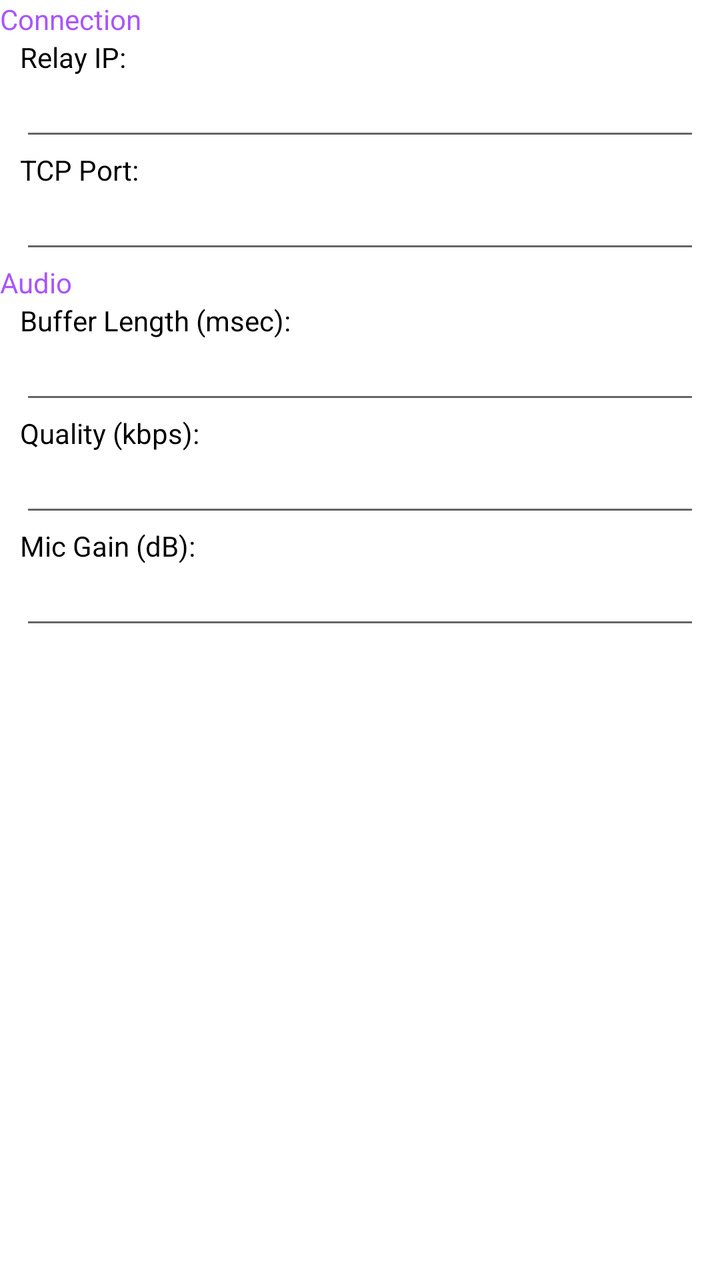
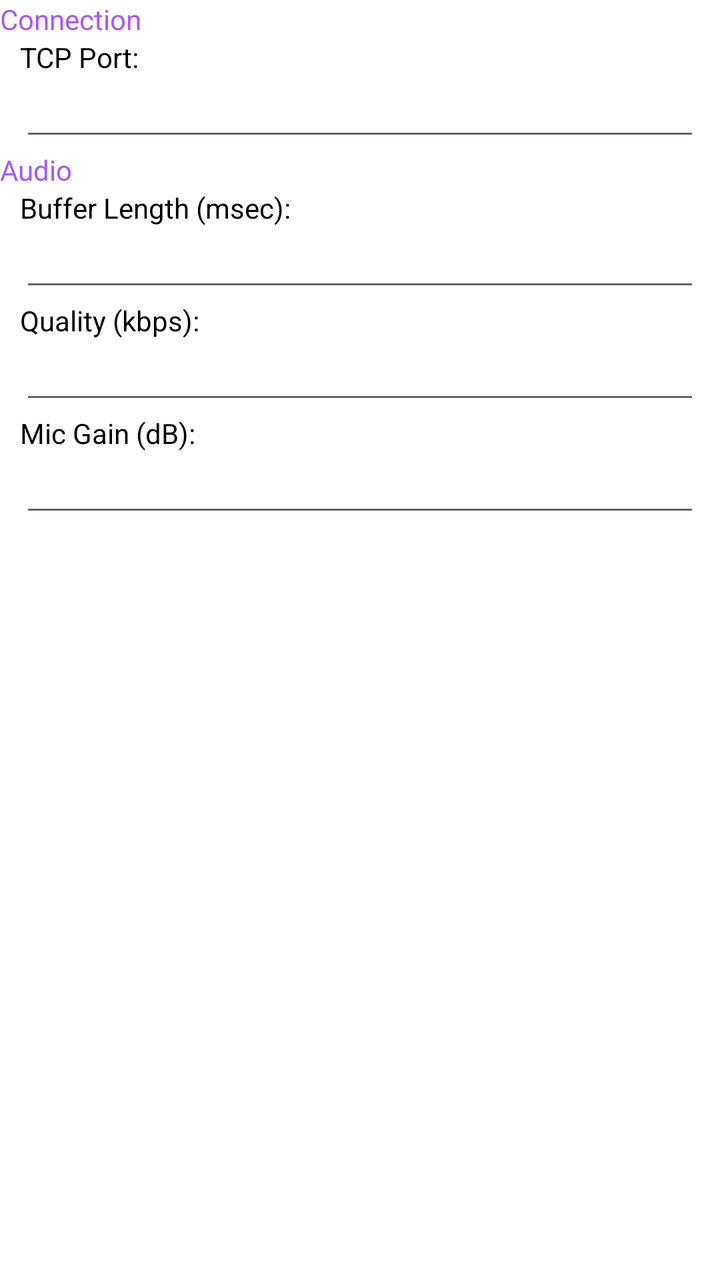

Screens rendered from an Android XML layout before and after an edit, with the pre-edit source and the edit as a unified diff.
<!-- AndroidManifest.xml: application theme AppTheme -->
<!-- res/layout/settings.xml -->
<ScrollView xmlns:android="http://schemas.android.com/apk/res/android"
	android:layout_width="match_parent"
	android:layout_height="match_parent">

	<LinearLayout
		android:layout_width="match_parent"
		android:layout_height="wrap_content"
		android:focusableInTouchMode="true"
		android:orientation="vertical">

		<TextView
			android:layout_width="match_parent"
			android:layout_height="wrap_content"
			android:text="Connection"
			android:textColor="@color/sett_group" />

		<TextView
			android:layout_width="match_parent"
			android:layout_height="wrap_content"
			android:layout_marginHorizontal="@dimen/sett_margin"
			android:text="Relay IP:"
			android:textColor="@color/text" />
		<EditText
			android:id="@+id/e_relay"
			android:layout_width="match_parent"
			android:layout_height="wrap_content"
			android:layout_marginHorizontal="@dimen/sett_margin"
			android:autofillHints=""
			android:hint=""
			android:inputType="text"
			android:textSize="@dimen/text_editbox" />

		<TextView
			android:layout_width="match_parent"
			android:layout_height="wrap_content"
			android:layout_marginHorizontal="@dimen/sett_margin"
			android:text="TCP Port:"
			android:textColor="@color/text" />
		<EditText
			android:id="@+id/e_port"
			android:layout_width="match_parent"
			android:layout_height="wrap_content"
			android:layout_marginHorizontal="@dimen/sett_margin"
			android:inputType="number"
			android:textSize="@dimen/text_editbox" />

		<TextView
			android:layout_width="match_parent"
			android:layout_height="wrap_content"
			android:text="Audio"
			android:textColor="@color/sett_group" />

		<TextView
			android:layout_width="match_parent"
			android:layout_height="wrap_content"
			android:layout_marginHorizontal="@dimen/sett_margin"
			android:text="Buffer Length (msec):"
			android:textColor="@color/text" />
		<EditText
			android:id="@+id/e_buffer"
			android:layout_width="match_parent"
			android:layout_height="wrap_content"
			android:layout_marginHorizontal="@dimen/sett_margin"
			android:inputType="number"
			android:textSize="@dimen/text_editbox" />

		<TextView
			android:layout_width="match_parent"
			android:layout_height="wrap_content"
			android:layout_marginHorizontal="@dimen/sett_margin"
			android:text="Quality (kbps):"
			android:textColor="@color/text" />
		<EditText
			android:id="@+id/e_quality"
			android:layout_width="match_parent"
			android:layout_height="wrap_content"
			android:layout_marginHorizontal="@dimen/sett_margin"
			android:inputType="number"
			android:textSize="@dimen/text_editbox" />

		<TextView
			android:layout_width="match_parent"
			android:layout_height="wrap_content"
			android:layout_marginHorizontal="@dimen/sett_margin"
			android:text="Mic Gain (dB):"
			android:textColor="@color/text" />
		<EditText
			android:id="@+id/e_gain"
			android:layout_width="match_parent"
			android:layout_height="wrap_content"
			android:layout_marginHorizontal="@dimen/sett_margin"
			android:inputType="number"
			android:textSize="@dimen/text_editbox" />

	</LinearLayout>
</ScrollView>
<!-- resources referenced by this layout -->
<resources>
  <color name="sett_group">#aa55ff</color>
  <color name="text">#000000</color>
  <dimen name="sett_margin">10dp</dimen>
  <dimen name="text_editbox">15sp</dimen>
  <style name="AppTheme" parent="Theme.AppCompat.DayNight.DarkActionBar">
  		<item name="colorPrimary">@color/colorPrimary</item>
  		<item name="colorPrimaryDark">@color/colorPrimaryDark</item>
  		<item name="colorAccent">@color/colorAccent</item>
  		<item name="android:windowBackground">@color/background</item>
  		<item name="android:navigationBarColor" tools:targetApi="21">@color/background</item>
  	</style>
  <color name="colorPrimary">#aa55ff</color>
  <color name="colorPrimaryDark">#aa55ff</color>
  <color name="colorAccent">#aa55ff</color>
  <color name="background">#ffffff</color>
</resources>

<!-- the commit's change to res/layout/settings.xml (unified diff, before → after) -->
@@ -13,22 +13,6 @@
 			android:layout_height="wrap_content"
 			android:text="Connection"
 			android:textColor="@color/sett_group" />
-
-		<TextView
-			android:layout_width="match_parent"
-			android:layout_height="wrap_content"
-			android:layout_marginHorizontal="@dimen/sett_margin"
-			android:text="Relay IP:"
-			android:textColor="@color/text" />
-		<EditText
-			android:id="@+id/e_relay"
-			android:layout_width="match_parent"
-			android:layout_height="wrap_content"
-			android:layout_marginHorizontal="@dimen/sett_margin"
-			android:autofillHints=""
-			android:hint=""
-			android:inputType="text"
-			android:textSize="@dimen/text_editbox" />
 
 		<TextView
 			android:layout_width="match_parent"
